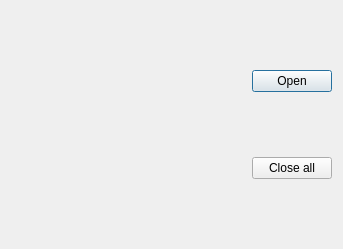
The window that src/last_open/last_open.ui (giacomogroppi/writernote-qt) describes before a commit, drawn with Qt 5.
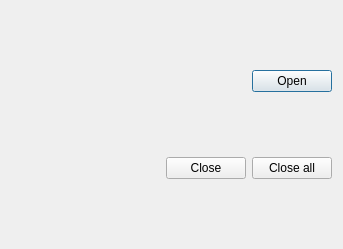
The same window after the commit.

What changed in the file:
```diff
--- a/src/last_open/last_open.ui
+++ b/src/last_open/last_open.ui
@@ -57,6 +57,13 @@
        </property>
       </spacer>
      </item>
+     <item>
+      <widget class="QPushButton" name="close_button">
+       <property name="text">
+        <string>Close</string>
+       </property>
+      </widget>
+     </item>
      <item>
       <widget class="QPushButton" name="close_all">
        <property name="text">
```
